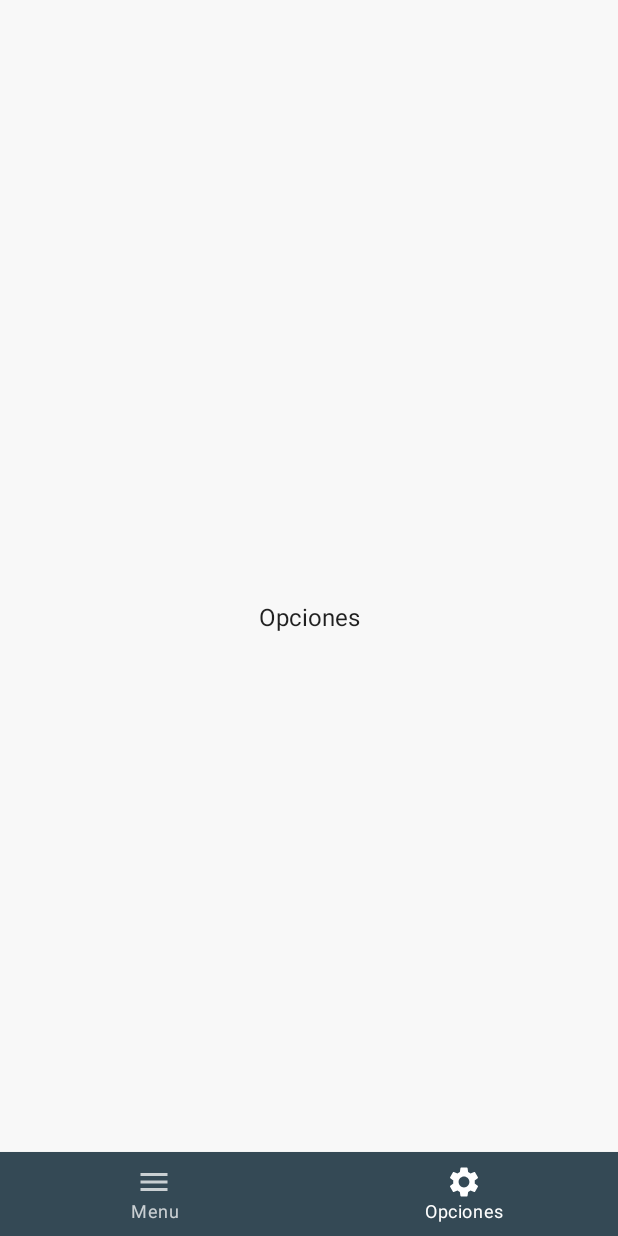
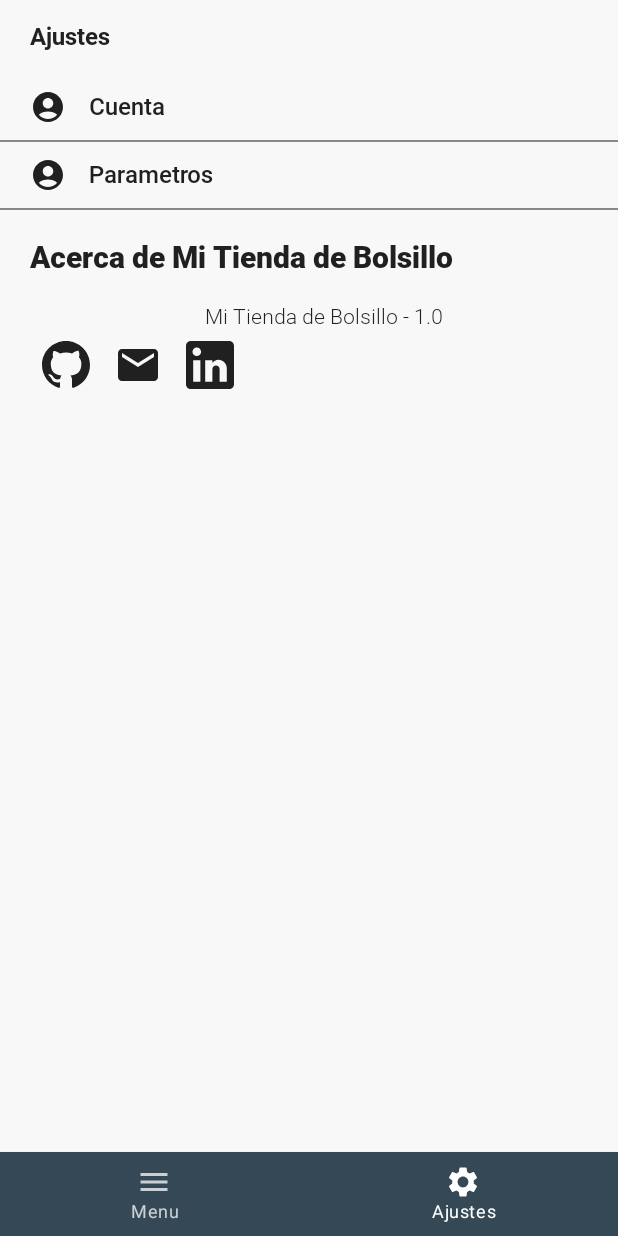
Before and after one commit to rag2310/MyPocketShop, an Android app built with Jetpack Compose: the SettingsScreen screen opened through its navigation route, on a phone screen of 412 x 824 dp. Run offline under Robolectric (Android 15) with nearby library versions, the phone set to English and light mode, and no system bars; our stand-ins replace Dagger/Hilt's generated code, livedata-compose.

Commit message:
Implementando ventanas para ajustes puntuales, ademas del acerca de.... del aplicativo

```diff
--- a/app/src/main/java/com/rago/mypocketshop/MainActivity.kt
+++ b/app/src/main/java/com/rago/mypocketshop/MainActivity.kt
@@ -14,6 +14,7 @@ import com.rago.mypocketshop.ui.screen.menu.MenuViewModel
 import com.rago.mypocketshop.ui.screen.products.ProductsScreen
 import com.rago.mypocketshop.ui.screen.products.ProductsViewModel
 import com.rago.mypocketshop.ui.screen.settings.SettingsScreen
+import com.rago.mypocketshop.ui.screen.settings.screens.AccountScreen
 import com.rago.mypocketshop.ui.screen.splash.SplashScreen
 import com.rago.mypocketshop.ui.screen.splash.SplashViewModel
 import com.rago.mypocketshop.ui.utils.Screens
@@ -52,6 +53,12 @@ class MainActivity : ComponentActivity() {
                         ProductsScreen(navController = navController, viewModel = viewModel)
                     }
                 }
+
+                composable(route = Screens.Account.route) {
+                    MainLayout {
+                        AccountScreen(navController = navController)
+                    }
+                }
             }
 
         }
--- a/app/src/main/java/com/rago/mypocketshop/ui/screen/settings/SettingsScreen.kt
+++ b/app/src/main/java/com/rago/mypocketshop/ui/screen/settings/SettingsScreen.kt
@@ -1,21 +1,179 @@
 package com.rago.mypocketshop.ui.screen.settings
 
-import androidx.compose.foundation.layout.Arrangement
-import androidx.compose.foundation.layout.Column
-import androidx.compose.foundation.layout.fillMaxSize
+import android.content.Intent
+import android.net.Uri
+import androidx.compose.foundation.background
+import androidx.compose.foundation.clickable
+import androidx.compose.foundation.layout.*
+import androidx.compose.material.Icon
+import androidx.compose.material.IconButton
 import androidx.compose.material.Text
+import androidx.compose.material.icons.Icons
+import androidx.compose.material.icons.filled.AccountCircle
+import androidx.compose.material.icons.filled.Email
 import androidx.compose.runtime.Composable
+import androidx.compose.runtime.livedata.observeAsState
+import androidx.compose.runtime.remember
 import androidx.compose.ui.Alignment
 import androidx.compose.ui.Modifier
-import androidx.navigation.NavHostController
+import androidx.compose.ui.graphics.Color
+import androidx.compose.ui.graphics.vector.ImageVector
+import androidx.compose.ui.platform.LocalContext
+import androidx.compose.ui.res.painterResource
+import androidx.compose.ui.res.stringResource
+import androidx.compose.ui.text.font.Font
+import androidx.compose.ui.text.font.FontFamily
+import androidx.compose.ui.tooling.preview.Preview
+import androidx.compose.ui.unit.dp
+import androidx.compose.ui.unit.sp
+import androidx.navigation.NavController
+import com.rago.mypocketshop.BuildConfig
+import com.rago.mypocketshop.R
+import com.rago.mypocketshop.ui.components.MainTitle
+import com.rago.mypocketshop.ui.components.SubTitle
+import com.rago.mypocketshop.ui.utils.Screens
 
 @Composable
-fun SettingsScreen(navController: NavHostController) {
+fun SettingsScreen(navController: NavController) {
+    SettingsContent(navController = navController)
+}
+
+@Composable
+fun SettingsContent(navController: NavController) {
+
+    val result =
+        navController.currentBackStackEntry
+            ?.savedStateHandle
+            ?.getLiveData<String>("username")
+            ?.observeAsState()
+
+    result?.value?.let {
+        println(it)
+    }
+
+    val context = LocalContext.current
+    val intentGithub = remember {
+        Intent(
+            Intent.ACTION_VIEW,
+            Uri.parse("https://github.com/rag2310/")
+        )
+    }
+    val intentLinkedin = remember {
+        Intent(
+            Intent.ACTION_VIEW,
+            Uri.parse("https://www.linkedin.com/in/rodolfo-gutierrez-776115116")
+        )
+    }
+
+    val intentEmail = remember {
+        Intent(
+            Intent.ACTION_SEND
+        )
+    }
+    intentEmail.data = Uri.parse("mailto:")
+    intentEmail.type = "text/plain"
+    val to = arrayOf("rag.ortega@gmail.com")
+    intentEmail.putExtra(Intent.EXTRA_EMAIL, to)
+    intentEmail.putExtra(Intent.EXTRA_SUBJECT, "Mi tienda de Bolsillo")
+    intentEmail.putExtra(Intent.EXTRA_TEXT, "Hola....")
     Column(
-        modifier = Modifier.fillMaxSize(),
-        horizontalAlignment = Alignment.CenterHorizontally,
-        verticalArrangement = Arrangement.Center
+        modifier = Modifier.fillMaxSize()
     ) {
-        Text(text = "Opciones")
+        MainTitle(
+            "Ajustes",
+            paddingValues = PaddingValues(start = 20.dp, top = 15.dp, bottom = 15.dp)
+        )
+        SettingRow(Icons.Filled.AccountCircle, "Cuenta") {
+            navController.navigate(Screens.Account.route)
+        }
+        SettingRow(Icons.Filled.AccountCircle, "Parametros") {
+            println("Parametros")
+        }
+        Text(
+            text = "Acerca de ${stringResource(id = R.string.nombre_app)}",
+            fontFamily = FontFamily(
+                Font(R.font.roboto_black)
+            ), fontSize = 20.sp,
+            modifier = Modifier.padding(20.dp)
+        )
+        Row(
+            Modifier
+                .fillMaxWidth()
+                .padding(start = 20.dp),
+            horizontalArrangement = Arrangement.Center
+        ) {
+            Text(
+                text = "${stringResource(id = R.string.nombre_app)} - ${BuildConfig.VERSION_NAME}",
+                fontFamily = FontFamily(
+                    Font(R.font.roboto_light)
+                ),
+                fontSize = 14.sp
+            )
+        }
+
+        Row(
+            Modifier
+                .fillMaxWidth()
+                .padding(start = 20.dp)
+        ) {
+            IconButton(onClick = {
+                context.startActivity(intentGithub)
+            }) {
+                Icon(
+                    painterResource(id = R.drawable.ic_octicons_mark_github),
+                    contentDescription = null,
+                    Modifier.size(32.dp)
+                )
+            }
+            IconButton(onClick = {
+                context.startActivity(Intent.createChooser(intentEmail, "Send email..."))
+            }) {
+                Icon(
+                    Icons.Filled.Email,
+                    contentDescription = null,
+                    Modifier.size(32.dp)
+                )
+            }
+            IconButton(onClick = {
+                context.startActivity(intentLinkedin)
+            }) {
+                Icon(
+                    painterResource(id = R.drawable.ic_logotipo_de_linkedin),
+                    contentDescription = null,
+                    Modifier.size(32.dp)
+                )
+            }
+        }
     }
 }
+
+@Preview(showBackground = true)
+@Composable
+private fun SettingRow(
+    icon: ImageVector = Icons.Filled.AccountCircle,
+    title: String = "Cuenta",
+    onClick: () -> Unit = {}
+) {
+    Row(
+        Modifier
+            .clickable {
+                onClick()
+            }
+            .fillMaxWidth()
+            .padding(start = 20.dp, bottom = 10.dp, top = 10.dp),
+        verticalAlignment = Alignment.CenterVertically
+    ) {
+        Icon(
+            icon,
+            contentDescription = null,
+            modifier = Modifier.padding(end = 15.dp)
+        )
+        SubTitle(title = title)
+    }
+    Box(
+        Modifier
+            .fillMaxWidth()
+            .height(1.dp)
+            .background(Color.Gray)
+    )
+}
--- a/app/src/main/java/com/rago/mypocketshop/ui/utils/Screens.kt
+++ b/app/src/main/java/com/rago/mypocketshop/ui/utils/Screens.kt
@@ -15,7 +15,8 @@ sealed class Screens(
     object Splash : Screens("splash")
     object Menu : Screens("Menu", Icons.Filled.Menu, MenuLabel)
     object Settings : Screens("settings", Icons.Filled.Settings, SettingsLabel)
-    object Products : Screens("Products")
+    object Products : Screens("products")
+    object Account : Screens("account")
 
     companion object {
         val itemsBottomBar = listOf(
--- a/app/src/main/java/com/rago/mypocketshop/ui/values/Strings.kt
+++ b/app/src/main/java/com/rago/mypocketshop/ui/values/Strings.kt
@@ -2,5 +2,5 @@ package com.rago.mypocketshop.ui.values
 
 const val LoadingUsername = "Cargando Usuario..."
 const val LoadingSuccess = "Usuario Cargado"
-const val SettingsLabel = "Opciones"
+const val SettingsLabel = "Ajustes"
 const val MenuLabel = "Menu"
--- /dev/null
+++ b/app/src/main/res/drawable/ic_logotipo_de_linkedin.xml
@@ -0,0 +1,9 @@
+<vector xmlns:android="http://schemas.android.com/apk/res/android"
+    android:width="510dp"
+    android:height="510dp"
+    android:viewportWidth="510"
+    android:viewportHeight="510">
+  <path
+      android:fillColor="#FF000000"
+      android:pathData="M459,0H51C22.95,0 0,22.95 0,51v408c0,28.05 22.95,51 51,51h408c28.05,0 51,-22.95 51,-51V51C510,22.95 487.05,0 459,0zM153,433.5H76.5V204H153V433.5zM114.75,160.65c-25.5,0 -45.9,-20.4 -45.9,-45.9s20.4,-45.9 45.9,-45.9s45.9,20.4 45.9,45.9S140.25,160.65 114.75,160.65zM433.5,433.5H357V298.35c0,-20.399 -17.85,-38.25 -38.25,-38.25s-38.25,17.851 -38.25,38.25V433.5H204V204h76.5v30.6c12.75,-20.4 40.8,-35.7 63.75,-35.7c48.45,0 89.25,40.8 89.25,89.25V433.5z"/>
+</vector>
--- /dev/null
+++ b/app/src/main/res/drawable/ic_octicons_mark_github.xml
@@ -0,0 +1,10 @@
+<vector xmlns:android="http://schemas.android.com/apk/res/android"
+    android:width="1024dp"
+    android:height="1024dp"
+    android:viewportWidth="1024"
+    android:viewportHeight="1024">
+  <path
+      android:pathData="M512,0C229.12,0 0,229.12 0,512C0,738.56 146.56,929.92 350.08,997.76C375.68,1002.24 385.28,986.88 385.28,973.44C385.28,961.28 384.64,920.96 384.64,878.08C256,901.76 222.72,846.72 212.48,817.92C206.72,803.2 181.76,757.76 160,745.6C142.08,736 116.48,712.32 159.36,711.68C199.68,711.04 228.48,748.8 238.08,764.16C284.16,841.6 357.76,819.84 387.2,806.4C391.68,773.12 405.12,750.72 419.84,737.92C305.92,725.12 186.88,680.96 186.88,485.12C186.88,429.44 206.72,383.36 239.36,347.52C234.24,334.72 216.32,282.24 244.48,211.84C244.48,211.84 287.36,198.4 385.28,264.32C426.24,252.8 469.76,247.04 513.28,247.04C556.8,247.04 600.32,252.8 641.28,264.32C739.2,197.76 782.08,211.84 782.08,211.84C810.24,282.24 792.32,334.72 787.2,347.52C819.84,383.36 839.68,428.8 839.68,485.12C839.68,681.6 720,725.12 606.08,737.92C624.64,753.92 640.64,784.64 640.64,832.64C640.64,901.12 640,956.16 640,973.44C640,986.88 649.6,1002.88 675.2,997.76C877.44,929.92 1024,737.92 1024,512C1024,229.12 794.88,0 512,0Z"
+      android:fillColor="#1B1F23"
+      android:fillType="evenOdd"/>
+</vector>
```
Also changed, not shown: app/src/main/java/com/rago/mypocketshop/ui/components/GenericTextField.kt (added, +83 -0 lines), app/src/main/java/com/rago/mypocketshop/ui/screen/settings/screens/AccountScreen.kt (added, +57 -0 lines), 1 other file.
